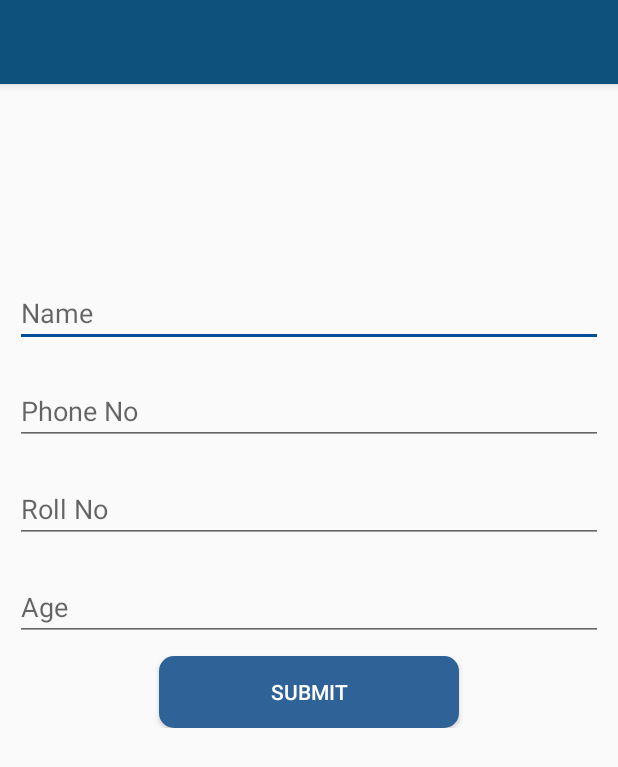
After one commit to mumbai19/team-17, an Android app: the Addstudent screen opened directly, with no data from a screen before it, on a phone screen of 412 x 824 dp. The commit adds this screen. Shown: the top 767 px of the screen. Run offline under Robolectric (Android 15) with nearby library versions, the phone set to English and light mode, and no system bars; our stand-ins replace Firebase (no records; nobody signed in at launch, a user with empty details on screens opened directly).

Commit message:
commit student add

```diff
--- a/app/src/main/AndroidManifest.xml
+++ b/app/src/main/AndroidManifest.xml
@@ -25,8 +25,10 @@
         <activity android:name=".Login" />
         <activity android:name=".Home" />
         <activity android:name=".AccountSetting" />
-        <activity android:name=".ActivityPage"></activity>
+        <activity android:name=".ActivityPage" />
         <activity android:name=".BeginnerActivity" />
+        <activity android:name=".ActivityView" />
+        <activity android:name=".Addstudent"></activity>
     </application>
 
 </manifest>
--- /dev/null
+++ b/app/src/main/java/com/example/poojan/projectjpmc/Addstudent.java
@@ -0,0 +1,38 @@
+package com.example.poojan.projectjpmc;
+
+import android.support.v7.app.AppCompatActivity;
+import android.os.Bundle;
+import android.view.View;
+import android.widget.Button;
+import android.widget.EditText;
+
+import com.example.poojan.projectjpmc.Models.Student;
+import com.google.firebase.database.DatabaseReference;
+import com.google.firebase.database.FirebaseDatabase;
+
+public class Addstudent extends AppCompatActivity {
+
+    EditText name, mobile, rollno, age;
+    Button submit;
+    @Override
+    protected void onCreate(Bundle savedInstanceState) {
+        super.onCreate(savedInstanceState);
+        setContentView(R.layout.activity_addstudent);
+        name = findViewById(R.id.student_name);
+        mobile = findViewById(R.id.student_phone);
+        rollno = findViewById(R.id.student_rollno);
+        age = findViewById(R.id.student_age);
+        submit = findViewById(R.id.btn_submit);
+
+        submit.setOnClickListener(new View.OnClickListener() {
+            @Override
+            public void onClick(View view) {
+                Student student = new Student(name.getText().toString(), Long.parseLong(mobile.getText().toString()),
+                        rollno.getText().toString(), Integer.parseInt(age.getText().toString()), 0, 0 ,0);
+                DatabaseReference db = FirebaseDatabase.getInstance().getReference().child("Beginners")
+                        .child("Students").child(rollno.toString());
+                db.setValue(student);
+            }
+        });
+    }
+}
--- /dev/null
+++ b/app/src/main/res/layout/activity_addstudent.xml
@@ -0,0 +1,65 @@
+<?xml version="1.0" encoding="utf-8"?>
+<android.widget.LinearLayout xmlns:android="http://schemas.android.com/apk/res/android"
+    xmlns:app="http://schemas.android.com/apk/res-auto"
+    xmlns:tools="http://schemas.android.com/tools"
+    android:layout_width="match_parent"
+    android:layout_height="match_parent"
+    tools:context=".ActivityPage"
+    android:orientation="vertical">
+
+    <android.support.design.widget.AppBarLayout
+        android:layout_width="match_parent"
+        android:layout_height="wrap_content"
+        android:theme="@style/AppTheme.AppBarOverlay">
+
+        <android.support.v7.widget.Toolbar
+            android:id="@+id/activity_page_toolbar"
+            android:layout_width="match_parent"
+            android:layout_height="wrap_content"
+            android:background="@color/colorPrimary">
+        </android.support.v7.widget.Toolbar>
+
+    </android.support.design.widget.AppBarLayout>
+
+    <LinearLayout
+        android:layout_width="match_parent"
+        android:layout_height="wrap_content"
+        android:layout_marginTop="120dp"
+        android:orientation="vertical">
+
+        <EditText
+            android:layout_margin="10dp"
+            android:id="@+id/student_name"
+            android:layout_width="match_parent"
+            android:layout_height="wrap_content"
+            android:hint="Name"/>
+        <EditText
+            android:layout_margin="10dp"
+            android:id="@+id/student_phone"
+            android:layout_width="match_parent"
+            android:layout_height="wrap_content"
+            android:hint="Phone No"/>
+        <EditText
+            android:layout_margin="10dp"
+            android:id="@+id/student_rollno"
+            android:layout_width="match_parent"
+            android:layout_height="wrap_content"
+            android:hint="Roll No"/>
+        <EditText
+            android:layout_margin="10dp"
+            android:id="@+id/student_age"
+            android:inputType="number"
+            android:layout_width="match_parent"
+            android:layout_height="wrap_content"
+            android:hint="Age"/>
+        <Button
+            android:id="@+id/btn_submit"
+            android:layout_width="200dp"
+            android:layout_height="wrap_content"
+            android:layout_gravity="center_horizontal"
+            android:text="Submit"
+            android:textColor="@color/white"
+            android:background="@drawable/loginbutton_background"/>
+    </LinearLayout>
+
+</android.widget.LinearLayout>
```
Also changed, not shown: app/src/main/java/com/example/poojan/projectjpmc/ActivityPage.java (+3 -4 lines), app/src/main/java/com/example/poojan/projectjpmc/ActivityView.java (added, +13 -0 lines), app/src/main/java/com/example/poojan/projectjpmc/Models/Student.java (added, +77 -0 lines), app/src/main/res/drawable/ic_arrow_drop_down_black_24dp.xml (added, +9 -0 lines), app/src/main/res/layout/activity_view.xml (added, +62 -0 lines).
